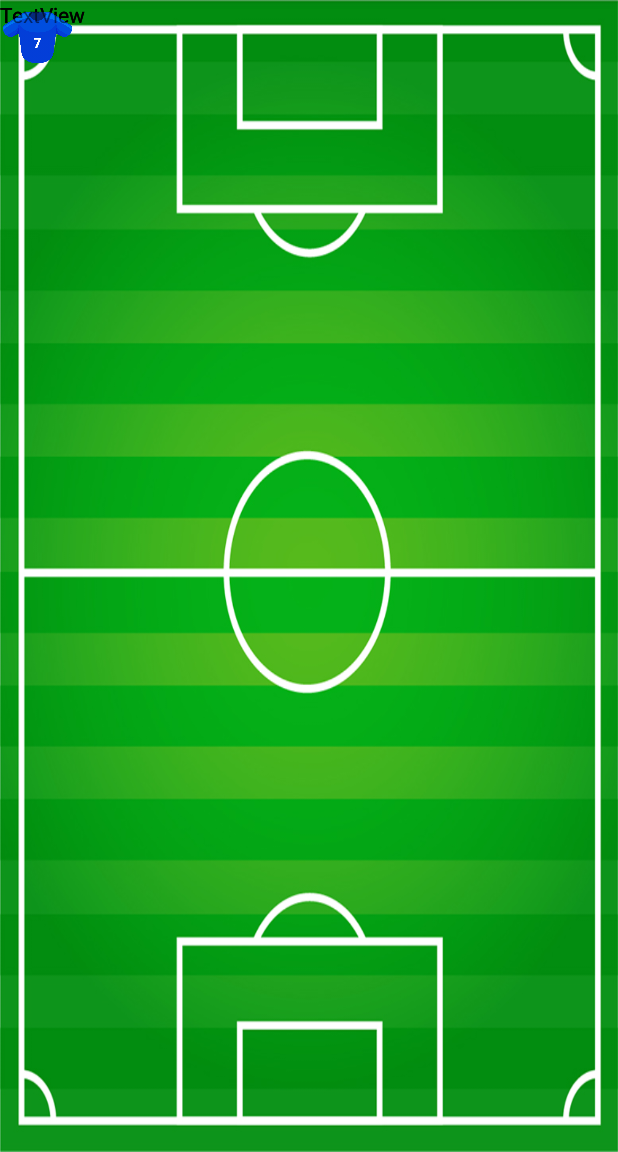
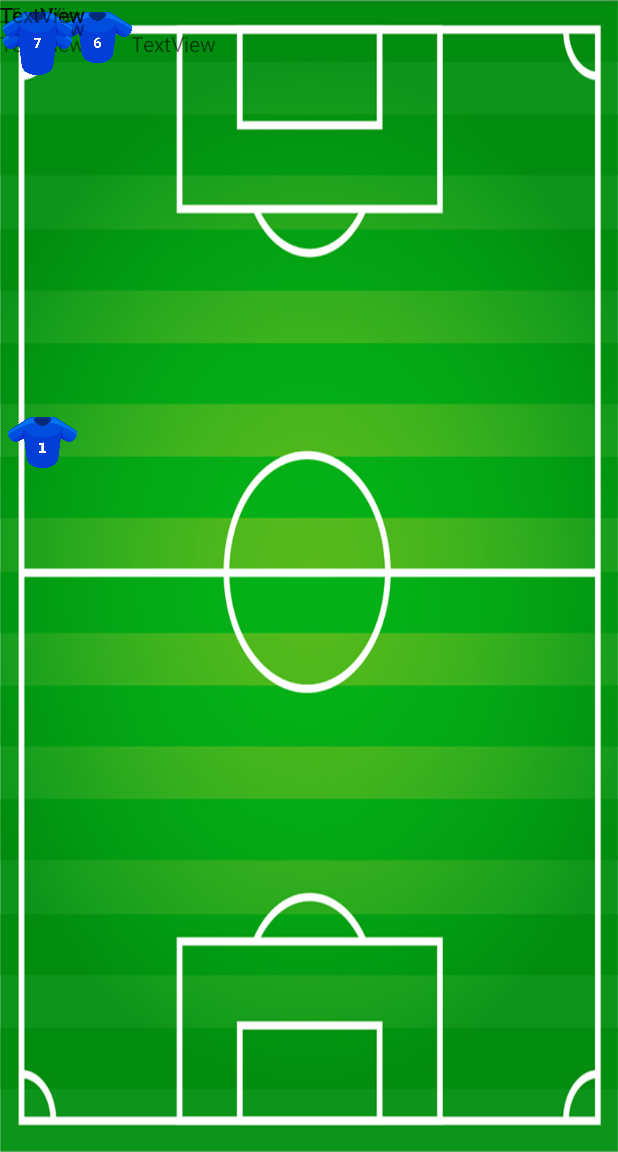
Before and after one commit to jclondero/projetoMobile, an Android app: the screen it shows after launch (FormacaoVisual), on a phone screen of 412 x 824 dp, the part 84-1236 px from its top. Run offline under Robolectric (Android 15) with nearby library versions, the phone set to English and light mode, and no system bars.

Commit message:
Atualização Logo e Fundo

```diff
--- a/app/src/main/java/com/londeroapps/appfutebol/Formacao.java
+++ b/app/src/main/java/com/londeroapps/appfutebol/Formacao.java
@@ -21,15 +21,15 @@ public class Formacao extends AppCompatActivity {
 
         getSupportActionBar().setDisplayHomeAsUpEnabled(true);
 
-        // Bundle extras = getIntent().getExtras();
-        // equipe1 = (Equipe) extras.getSerializable("equipe1");
-        // equipe2 = (Equipe) extras.getSerializable("equipe2");
+        Bundle extras = getIntent().getExtras();
+        equipe1 = (Equipe) extras.getSerializable("equipe1");
+        equipe2 = (Equipe) extras.getSerializable("equipe2");
         jogadores = new String[14];
 
         // Para teste
-        equipe1 = new Equipe();
-        equipe2 = new Equipe();
-        populaEquipe();
+        // equipe1 = new Equipe();
+        // equipe2 = new Equipe();
+        // populaEquipe();
 
         converterObjetoJogadores();
 
@@ -65,6 +65,7 @@ public class Formacao extends AppCompatActivity {
         return super.onOptionsItemSelected(item);
     }
 
+    /*
     public void populaEquipe(){
         Jogador jogador = new Jogador("Jean",80);
         equipe1.setGoleiro(jogador);
@@ -108,4 +109,5 @@ public class Formacao extends AppCompatActivity {
         jogador = new Jogador("Guilherme",80);
         equipe2.setAtacante(jogador);
     }
+    */
 }
--- a/app/src/main/res/layout/activity_escolha_goleiro.xml
+++ b/app/src/main/res/layout/activity_escolha_goleiro.xml
@@ -3,6 +3,7 @@
     xmlns:tools="http://schemas.android.com/tools"
     android:layout_width="match_parent"
     android:layout_height="match_parent"
+    android:background="@drawable/green"
     tools:context=".EscolhaGoleiro">
 
     <LinearLayout
--- a/app/src/main/res/layout/activity_formacao_visual.xml
+++ b/app/src/main/res/layout/activity_formacao_visual.xml
@@ -8,98 +8,148 @@
     tools:context=".FormacaoVisual">
 
     <ImageView
+        android:id="@+id/imageView2"
         android:layout_width="@dimen/img_jogador_adapter_largura"
         android:layout_height="@dimen/img_jogador_adapter_altura"
+        android:layout_marginBottom="448dp"
+        android:layout_marginEnd="8dp"
         android:src="@drawable/camisa_goleiro_um"
+        app:layout_constraintBottom_toBottomOf="parent"
+        app:layout_constraintEnd_toEndOf="parent"
+        app:layout_constraintHorizontal_bias="0.009"
+        app:layout_constraintStart_toStartOf="parent"
         tools:layout_marginLeft="16dp"
-        tools:layout_marginTop="20dp"
         tools:layout_marginStart="168dp"
-        app:layout_constraintTop_toTopOf="parent"
-        app:layout_constraintStart_toStartOf="parent"/>
+        tools:layout_marginTop="20dp" />
 
     <TextView
         android:id="@+id/distGoleiro1"
         android:layout_width="wrap_content"
         android:layout_height="wrap_content"
+        android:layout_marginBottom="8dp"
+        android:layout_marginEnd="8dp"
         android:text="TextView"
+        app:layout_constraintBottom_toBottomOf="parent"
+        app:layout_constraintEnd_toEndOf="parent"
+        app:layout_constraintHorizontal_bias="0.015"
+        app:layout_constraintStart_toStartOf="parent"
+        app:layout_constraintTop_toTopOf="parent"
+        app:layout_constraintVertical_bias="0.0"
         tools:layout_marginLeft="14dp"
-        tools:layout_marginTop="60dp"
         tools:layout_marginStart="164dp"
-        app:layout_constraintTop_toTopOf="parent"
-        app:layout_constraintStart_toStartOf="parent"/>
+        tools:layout_marginTop="60dp" />
 
     <ImageView
         android:layout_width="@dimen/img_jogador_adapter_largura"
         android:layout_height="@dimen/img_jogador_adapter_altura"
+        android:layout_marginBottom="8dp"
+        android:layout_marginEnd="8dp"
         android:src="@drawable/camisa_lat_direito_um"
+        app:layout_constraintBottom_toBottomOf="parent"
+        app:layout_constraintEnd_toEndOf="parent"
+        app:layout_constraintHorizontal_bias="0.0"
+        app:layout_constraintStart_toStartOf="parent"
+        app:layout_constraintTop_toTopOf="parent"
+        app:layout_constraintVertical_bias="0.0"
         tools:layout_marginLeft="16dp"
-        tools:layout_marginTop="160dp"
         tools:layout_marginStart="40dp"
-        app:layout_constraintTop_toTopOf="parent"
-        app:layout_constraintStart_toStartOf="parent"/>
+        tools:layout_marginTop="160dp" />
 
     <TextView
         android:id="@+id/distLatDireito1"
         android:layout_width="wrap_content"
         android:layout_height="wrap_content"
+        android:layout_marginBottom="8dp"
+        android:layout_marginEnd="8dp"
         android:text="TextView"
+        app:layout_constraintBottom_toBottomOf="parent"
+        app:layout_constraintEnd_toEndOf="parent"
+        app:layout_constraintHorizontal_bias="0.0"
+        app:layout_constraintStart_toStartOf="parent"
+        app:layout_constraintTop_toTopOf="parent"
+        app:layout_constraintVertical_bias="0.026"
         tools:layout_marginLeft="14dp"
-        tools:layout_marginTop="200dp"
         tools:layout_marginStart="37dp"
-        app:layout_constraintTop_toTopOf="parent"
-        app:layout_constraintStart_toStartOf="parent"/>
+        tools:layout_marginTop="200dp" />
 
     <ImageView
         android:layout_width="@dimen/img_jogador_adapter_largura"
         android:layout_height="@dimen/img_jogador_adapter_altura"
+        android:layout_marginBottom="8dp"
+        android:layout_marginEnd="8dp"
         android:src="@drawable/camisa_lat_esquerdo_um"
+        app:layout_constraintBottom_toBottomOf="parent"
+        app:layout_constraintEnd_toEndOf="parent"
+        app:layout_constraintHorizontal_bias="0.113"
+        app:layout_constraintStart_toStartOf="parent"
+        app:layout_constraintTop_toTopOf="parent"
+        app:layout_constraintVertical_bias="0.0"
         tools:layout_marginLeft="16dp"
-        tools:layout_marginTop="160dp"
         tools:layout_marginStart="300dp"
-        app:layout_constraintTop_toTopOf="parent"
-        app:layout_constraintStart_toStartOf="parent"/>
+        tools:layout_marginTop="160dp" />
 
     <TextView
         android:id="@+id/distLatEsquerdo1"
         android:layout_width="wrap_content"
         android:layout_height="wrap_content"
+        android:layout_marginBottom="8dp"
+        android:layout_marginEnd="8dp"
         android:text="TextView"
+        app:layout_constraintBottom_toBottomOf="parent"
+        app:layout_constraintEnd_toEndOf="parent"
+        app:layout_constraintHorizontal_bias="0.251"
+        app:layout_constraintStart_toStartOf="parent"
+        app:layout_constraintTop_toTopOf="parent"
+        app:layout_constraintVertical_bias="0.026"
         tools:layout_marginLeft="14dp"
-        tools:layout_marginTop="200dp"
         tools:layout_marginStart="297dp"
-        app:layout_constraintTop_toTopOf="parent"
-        app:layout_constraintStart_toStartOf="parent"/>
+        tools:layout_marginTop="200dp" />
 
     <ImageView
+        android:id="@+id/imageView3"
         android:layout_width="@dimen/img_jogador_adapter_largura"
         android:layout_height="@dimen/img_jogador_adapter_altura"
+        android:layout_marginBottom="8dp"
+        android:layout_marginEnd="8dp"
+        android:layout_marginTop="8dp"
         android:src="@drawable/camisa_zagueiro_um"
+        app:layout_constraintBottom_toBottomOf="parent"
+        app:layout_constraintEnd_toEndOf="parent"
+        app:layout_constraintHorizontal_bias="0.0"
+        app:layout_constraintStart_toStartOf="parent"
+        app:layout_constraintTop_toTopOf="parent"
+        app:layout_constraintVertical_bias="0.0"
         tools:layout_marginLeft="16dp"
-        tools:layout_marginTop="110dp"
         tools:layout_marginStart="168dp"
-        app:layout_constraintTop_toTopOf="parent"
-        app:layout_constraintStart_toStartOf="parent"/>
+        tools:layout_marginTop="110dp" />
 
     <TextView
         android:id="@+id/distZagueiro1"
         android:layout_width="wrap_content"
         android:layout_height="wrap_content"
+        android:layout_marginBottom="8dp"
+        android:layout_marginEnd="8dp"
         android:text="TextView"
+        app:layout_constraintBottom_toBottomOf="parent"
+        app:layout_constraintEnd_toEndOf="parent"
+        app:layout_constraintHorizontal_bias="0.0"
+        app:layout_constraintStart_toStartOf="parent"
+        app:layout_constraintTop_toTopOf="parent"
+        app:layout_constraintVertical_bias="0.012"
         tools:layout_marginLeft="14dp"
-        tools:layout_marginTop="150dp"
         tools:layout_marginStart="164dp"
-        app:layout_constraintTop_toTopOf="parent"
-        app:layout_constraintStart_toStartOf="parent"/>
+        tools:layout_marginTop="150dp" />
 
     <ImageView
+        android:id="@+id/imageView4"
         android:layout_width="@dimen/img_jogador_adapter_largura"
         android:layout_height="@dimen/img_jogador_adapter_altura"
         android:src="@drawable/camisa_volante_um"
+        app:layout_constraintStart_toStartOf="parent"
+        app:layout_constraintTop_toTopOf="parent"
         tools:layout_marginLeft="16dp"
-        tools:layout_marginTop="190dp"
         tools:layout_marginStart="168dp"
-        app:layout_constraintTop_toTopOf="parent"
-        app:layout_constraintStart_toStartOf="parent"/>
+        tools:layout_marginTop="190dp" />
 
     <TextView
         android:id="@+id/distVolante1"
--- a/app/src/main/res/layout/activity_main.xml
+++ b/app/src/main/res/layout/activity_main.xml
@@ -5,6 +5,7 @@
     android:layout_width="match_parent"
     android:layout_height="match_parent"
     android:orientation="vertical"
+    android:background="@drawable/green"
     tools:context=".MainActivity">
 
     <LinearLayout
@@ -19,7 +20,7 @@
             android:layout_width = "@dimen/logo_inicial_largura"
             android:layout_height= "@dimen/logo_inicial_altura"
             android:layout_gravity="center"
-            app:srcCompat="@mipmap/ic_launcher_round"
+            app:srcCompat="@drawable/logo"
             />
 
     </LinearLayout>
--- a/app/src/main/res/values/dimens.xml
+++ b/app/src/main/res/values/dimens.xml
@@ -1,7 +1,7 @@
 <?xml version="1.0" encoding="utf-8"?>
 <resources>
-    <dimen name="logo_inicial_largura">120dp</dimen>
-    <dimen name="logo_inicial_altura">120dp</dimen>
+    <dimen name="logo_inicial_largura">300dp</dimen>
+    <dimen name="logo_inicial_altura">300dp</dimen>
     <dimen name="margem_view_logo">50dp</dimen>
     <dimen name="padding_view_inserir_jogador">10dp</dimen>
     <dimen name="padding_view_inserir_jogador_dados">10dp</dimen>
```
Also changed, not shown: 1 other file.
